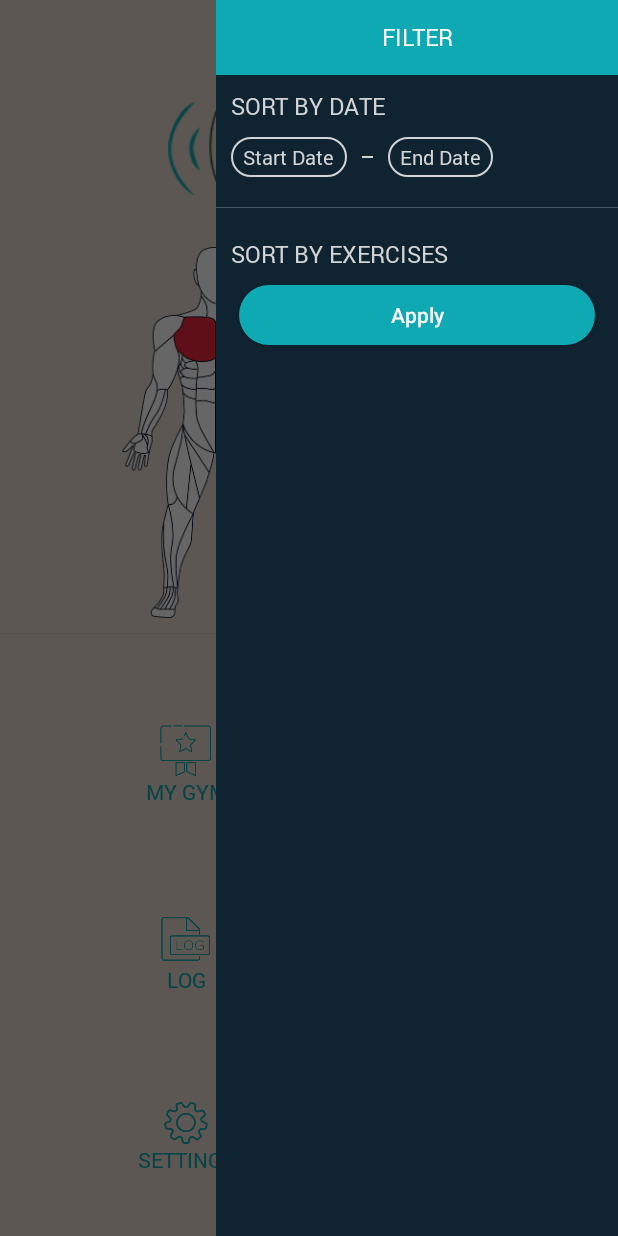
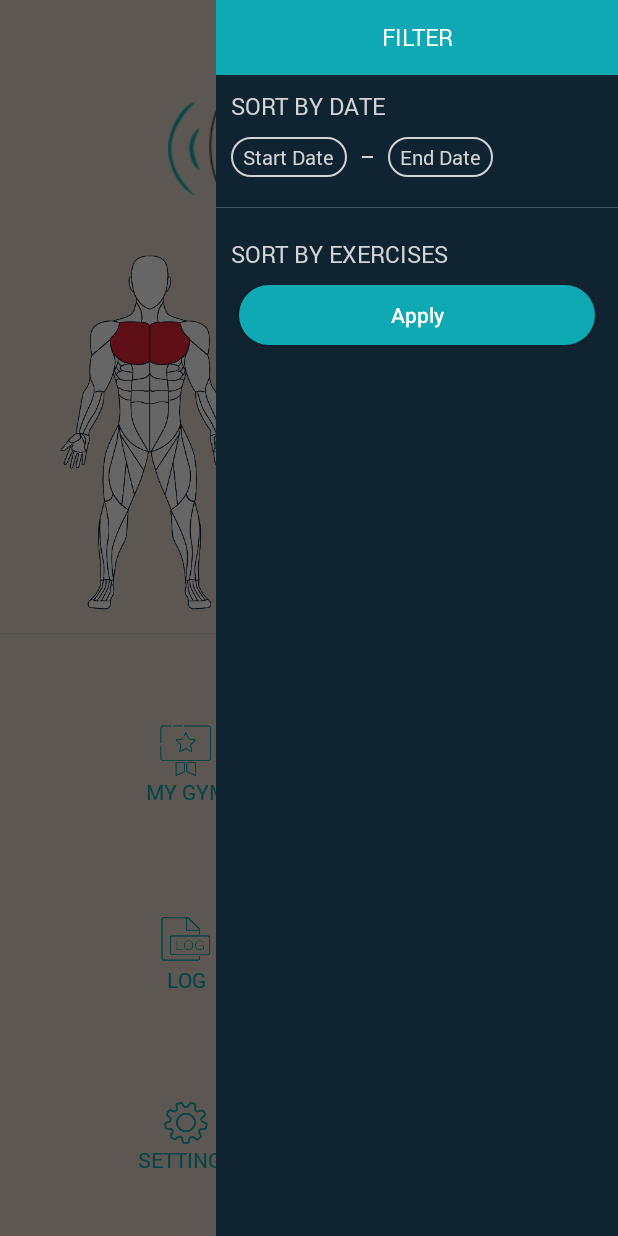
Before and after one commit to SaeedHyder/GymBuzzUser, an Android app: the fragment HomeMenuFragment placed in its activity, with the side drawer open, on a phone screen of 412 x 824 dp. Run offline under Robolectric (Android 15) with nearby library versions, the phone set to English and light mode, and no system bars; our stand-ins replace ButterKnife; libraries missing offline, so code that uses them is left out: com.andreabaccega.formedittextvalidator, com.andreabaccega.widget, com.kbeanie.imagechooser, com.yanzhenjie.permission; network calls fail; Roboto replaces fonts that are not available here; 1 statement that could not run was skipped.

Commit message:
QA Passed Beta Feedback 1 implemented PUSH

```diff
--- a/app/src/main/AndroidManifest.xml
+++ b/app/src/main/AndroidManifest.xml
@@ -10,6 +10,7 @@
     <uses-permission android:name="android.permission.READ_EXTERNAL_STORAGE" />
     <uses-permission android:name="android.permission.CALL_PHONE"/>
     <uses-feature android:name="android.hardware.camera"/>
+    <uses-permission android:name="android.permission.VIBRATE"/>
     <uses-permission android:name="android.permission.CAMERA"/>
 
     <application
--- a/app/src/main/java/com/app/gymbuzz/entities/WorkoutModel.java
+++ b/app/src/main/java/com/app/gymbuzz/entities/WorkoutModel.java
@@ -120,7 +120,7 @@ public class WorkoutModel {
     }
 
     public ArrayList<MachineExerciseDetailModel> getExercises() {
-        return exercises;
+        return exercises==null?new ArrayList<>():exercises;
     }
 
     public ArrayList<UserExerciseModel> getUserExercises() {
--- a/app/src/main/java/com/app/gymbuzz/helpers/NotificationHelper.java
+++ b/app/src/main/java/com/app/gymbuzz/helpers/NotificationHelper.java
@@ -105,6 +105,7 @@ public class NotificationHelper {
                     .setContentIntent(resultPendingIntent)
                     .setSound(alarmSound)
                     .setStyle(bigTextStyle)
+                    .setVibrate(new long[]{100, 200, 300, 400, 500, 400, 300, 200, 400})
                     .setWhen(getTimeMilliSec(timeStamp))
                     .setLargeIcon(BitmapFactory.decodeResource(mContext.getResources(), icon))
                     .setContentText(message)
--- a/app/src/main/res/layout/fragment_home_menu.xml
+++ b/app/src/main/res/layout/fragment_home_menu.xml
@@ -1,9 +1,8 @@
 <?xml version="1.0" encoding="utf-8"?>
 <android.support.constraint.ConstraintLayout xmlns:android="http://schemas.android.com/apk/res/android"
-    xmlns:tools="http://schemas.android.com/tools"
+    xmlns:app="http://schemas.android.com/apk/res-auto"
     android:layout_width="match_parent"
     android:layout_height="match_parent"
-    xmlns:app="http://schemas.android.com/apk/res-auto"
     android:background="@color/color_bg">
 
     <ImageView
@@ -22,12 +21,12 @@
         android:id="@+id/ivLogo"
         android:layout_width="0dp"
         android:layout_height="0dp"
+        android:layout_marginTop="@dimen/x30"
         android:src="@drawable/logo"
-        android:layout_marginTop="@dimen/x30"
-        app:layout_constraintTop_toTopOf="parent"
+        app:layout_constraintBottom_toTopOf="@+id/glLogo"
         app:layout_constraintEnd_toEndOf="parent"
         app:layout_constraintStart_toStartOf="parent"
-        app:layout_constraintBottom_toTopOf="@+id/glLogo"/>
+        app:layout_constraintTop_toTopOf="parent" />
 
     <android.support.constraint.Guideline
         android:id="@+id/glLogo"
@@ -39,29 +38,52 @@
     <LinearLayout
         android:layout_width="0dp"
         android:layout_height="0dp"
+        android:gravity="center_horizontal"
         android:orientation="horizontal"
-        app:layout_constraintTop_toBottomOf="@id/glLogo"
+        app:layout_constraintBottom_toTopOf="@id/glskeletons"
         app:layout_constraintEnd_toEndOf="parent"
         app:layout_constraintStart_toStartOf="parent"
-        app:layout_constraintBottom_toTopOf="@id/glskeletons"
-        android:gravity="center_horizontal">
+        app:layout_constraintTop_toBottomOf="@id/glLogo">
 
+        <RelativeLayout
+            android:layout_width="0dp"
+            android:layout_height="wrap_content"
+            android:layout_weight="1">
 
             <ImageView
                 android:id="@+id/ivLeft"
                 android:layout_width="wrap_content"
                 android:layout_height="match_parent"
-            android:src="@drawable/frontshape"
-            android:layout_gravity="right"/>
+                android:layout_gravity="right"
+                android:src="@drawable/full" />
 
+            <ImageView
+
+                android:layout_width="wrap_content"
+                android:layout_height="match_parent"
+                android:layout_gravity="right"
+                android:src="@drawable/chest_front" />
+        </RelativeLayout>
+
+        <RelativeLayout
+            android:layout_width="0dp"
+            android:layout_height="wrap_content"
+            android:layout_weight="1">
 
             <ImageView
                 android:id="@+id/ivRight"
                 android:layout_width="wrap_content"
                 android:layout_height="match_parent"
-            android:src="@drawable/back_shape"
-            android:layout_gravity="left"/>
+                android:layout_gravity="center"
+                android:src="@drawable/full_back" />
 
+            <ImageView
+                android:layout_width="wrap_content"
+                android:layout_height="match_parent"
+                android:layout_gravity="right"
+                android:src="@drawable/collar_back"
+                android:visibility="visible" />
+        </RelativeLayout>
     </LinearLayout>
 
     <android.support.constraint.Guideline
@@ -74,79 +96,79 @@
     <View
         android:layout_width="match_parent"
         android:layout_height="1px"
+        android:layout_marginTop="@dimen/x10"
+        android:alpha="0.5"
         android:background="@color/grey"
-        android:alpha="0.5"
-        android:layout_marginTop="@dimen/x10"
         app:layout_constraintEnd_toEndOf="parent"
         app:layout_constraintStart_toStartOf="parent"
-        app:layout_constraintTop_toBottomOf="@id/glskeletons"/>
+        app:layout_constraintTop_toBottomOf="@id/glskeletons" />
 
 
     <com.app.gymbuzz.ui.views.AnyTextView
         android:id="@+id/btnMembership"
         android:layout_width="80dp"
         android:layout_height="wrap_content"
+        android:layout_marginTop="@dimen/x30"
+        android:drawableTop="@drawable/membership2"
+        android:gravity="center"
         android:text="@string/membership"
-        android:gravity="center"
         android:textColor="@color/color_accent"
         android:textSize="@dimen/x14"
-        android:layout_marginTop="@dimen/x30"
-        android:drawableTop="@drawable/membership2"
-        app:typeface="@string/font_normal"
         app:layout_constraintBottom_toTopOf="@+id/btnLog"
         app:layout_constraintEnd_toStartOf="@id/btnWrkout"
         app:layout_constraintStart_toStartOf="parent"
-        app:layout_constraintTop_toBottomOf="@id/glskeletons"/>
+        app:layout_constraintTop_toBottomOf="@id/glskeletons"
+        app:typeface="@string/font_normal" />
 
     <com.app.gymbuzz.ui.views.AnyTextView
         android:id="@+id/btnWrkout"
         android:layout_width="80dp"
         android:layout_height="wrap_content"
+        android:layout_marginTop="@dimen/x30"
+        android:drawableTop="@drawable/workout"
+        android:gravity="center"
         android:text="@string/workout"
-        android:gravity="center"
         android:textColor="@color/color_accent"
         android:textSize="@dimen/x14"
-        android:layout_marginTop="@dimen/x30"
-        android:drawableTop="@drawable/workout"
-        app:typeface="@string/font_normal"
         app:layout_constraintBottom_toTopOf="@+id/btnGuide"
+        app:layout_constraintEnd_toEndOf="parent"
 
-        app:layout_constraintEnd_toEndOf="parent"
         app:layout_constraintStart_toEndOf="@id/btnMembership"
-        app:layout_constraintTop_toBottomOf="@id/glskeletons"/>
+        app:layout_constraintTop_toBottomOf="@id/glskeletons"
+        app:typeface="@string/font_normal" />
 
     <com.app.gymbuzz.ui.views.AnyTextView
         android:id="@+id/btnLog"
         android:layout_width="80dp"
         android:layout_height="wrap_content"
+        android:layout_marginTop="@dimen/x30"
+        android:drawableTop="@drawable/log"
+        android:gravity="center"
         android:text="@string/log"
-        android:gravity="center"
         android:textColor="@color/color_accent"
         android:textSize="@dimen/x14"
-        android:layout_marginTop="@dimen/x30"
-        android:drawableTop="@drawable/log"
-        app:typeface="@string/font_normal"
         app:layout_constraintBottom_toTopOf="@+id/btnSetting"
+        app:layout_constraintEnd_toStartOf="@id/btnWrkout"
 
-        app:layout_constraintEnd_toStartOf="@id/btnWrkout"
         app:layout_constraintStart_toStartOf="parent"
-        app:layout_constraintTop_toBottomOf="@id/btnMembership"/>
+        app:layout_constraintTop_toBottomOf="@id/btnMembership"
+        app:typeface="@string/font_normal" />
 
     <com.app.gymbuzz.ui.views.AnyTextView
         android:id="@+id/btnGuide"
         android:layout_width="80dp"
         android:layout_height="wrap_content"
+        android:layout_marginTop="@dimen/x30"
+        android:drawableTop="@drawable/guide"
+        android:gravity="center"
         android:text="@string/guide"
-        android:gravity="center"
         android:textColor="@color/color_accent"
         android:textSize="@dimen/x14"
-        android:layout_marginTop="@dimen/x30"
-        android:drawableTop="@drawable/guide"
-        app:typeface="@string/font_normal"
         app:layout_constraintBottom_toTopOf="@+id/btnBMI"
         app:layout_constraintEnd_toEndOf="parent"
         app:layout_constraintStart_toEndOf="@id/btnMembership"
-        app:layout_constraintTop_toBottomOf="@id/btnWrkout"/>
+        app:layout_constraintTop_toBottomOf="@id/btnWrkout"
+        app:typeface="@string/font_normal" />
 
 
     <com.app.gymbuzz.ui.views.AnyTextView
@@ -169,15 +191,15 @@
         android:id="@+id/btnBMI"
         android:layout_width="80dp"
         android:layout_height="wrap_content"
+        android:layout_marginTop="@dimen/x30"
+        android:drawableTop="@drawable/bmi"
+        android:gravity="center"
         android:text="@string/bmi"
         android:textColor="@color/color_accent"
         android:textSize="@dimen/x14"
-        android:gravity="center"
-        android:layout_marginTop="@dimen/x30"
-        android:drawableTop="@drawable/bmi"
-        app:typeface="@string/font_normal"
         app:layout_constraintBottom_toBottomOf="parent"
         app:layout_constraintEnd_toEndOf="parent"
         app:layout_constraintStart_toEndOf="@id/btnLog"
-        app:layout_constraintTop_toBottomOf="@id/btnGuide"/>
+        app:layout_constraintTop_toBottomOf="@id/btnGuide"
+        app:typeface="@string/font_normal" />
 </android.support.constraint.ConstraintLayout>
--- a/app/src/main/res/values/strings.xml
+++ b/app/src/main/res/values/strings.xml
@@ -153,7 +153,7 @@
     <string name="mins">MINS</string>
     <string name="secs">SECS</string>
     <string name="workout_">Workout</string>
-    <string name="save_reps_entry_for_future_workouts">save reps entry for future workouts</string>
+    <string name="save_reps_entry_for_future_workouts">save weight entry for future workouts</string>
     <string name="skip">Skip</string>
     <string name="finish">Finish</string>
     <string name="date_range">Date Range</string>
@@ -223,4 +223,6 @@
     <string name="reps">REPS</string>
     <string name="selectOptionFilter">Please select options</string>
     <string name="invalidURL">Invalid URL</string>
+    <string name="confirmSupportMessage">Are you sure you want to call for support?</string>
+    <string name="confirmation">Confirmation</string>
 </resources>
```
Also changed, not shown: app/src/main/java/com/app/gymbuzz/fragments/ScanQRFragment.java (+6 -2 lines), app/src/main/java/com/app/gymbuzz/fragments/WorkOutMachineFragment.java (+10 -1 lines), app/src/main/java/com/app/gymbuzz/helpers/DialogHelper.java (+15 -0 lines). Lines whose indentation alone changed are shown as unchanged.
